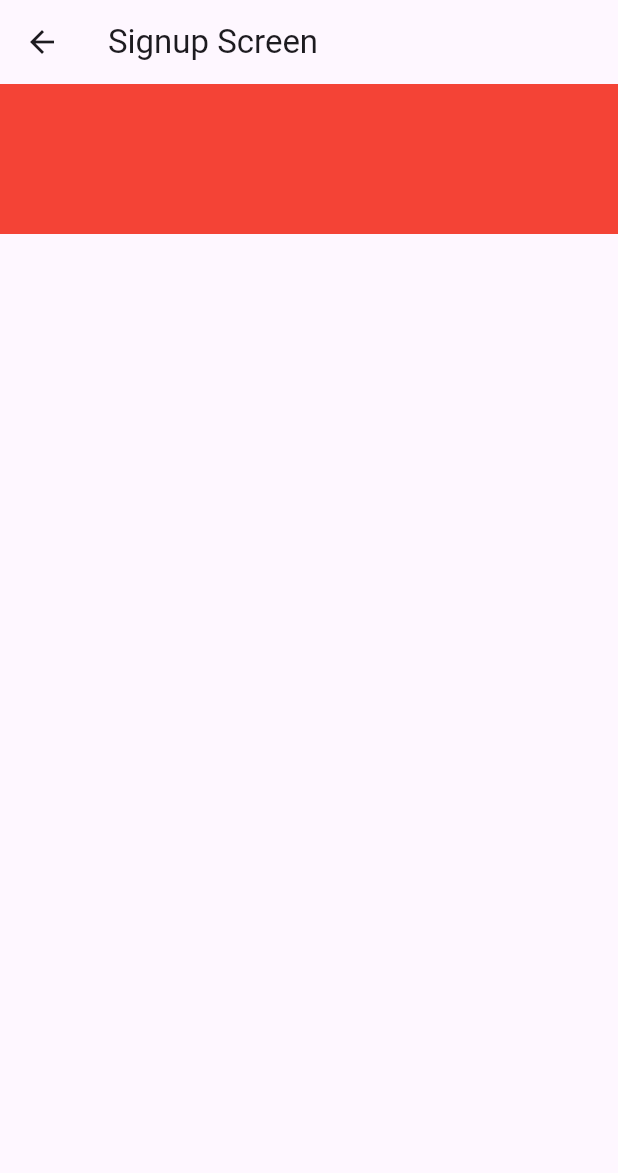
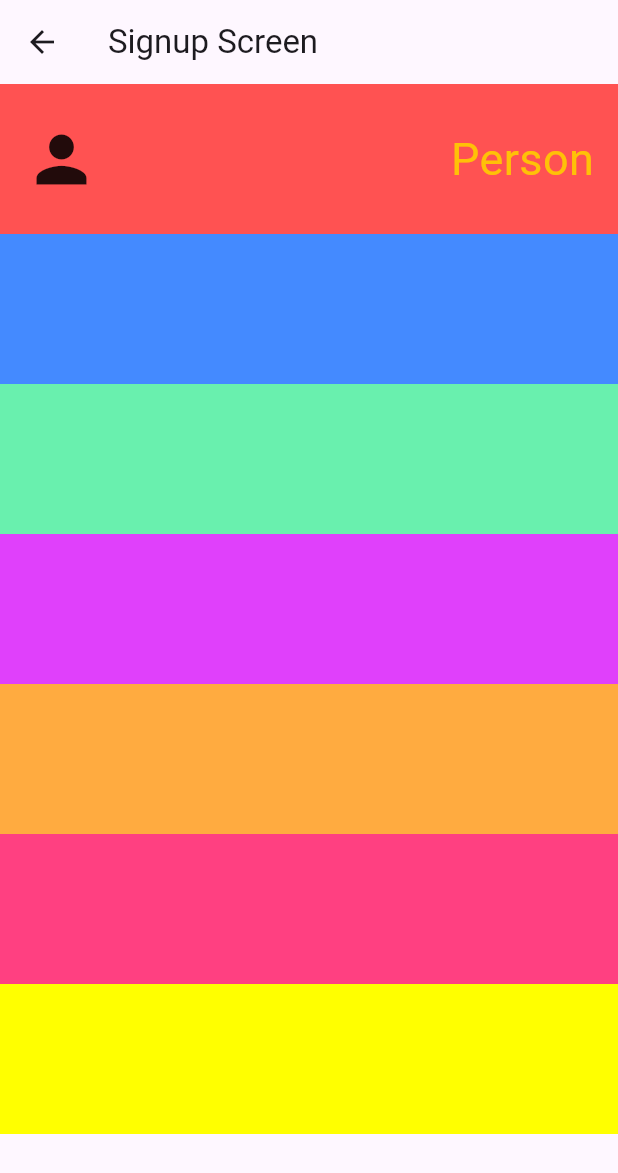
Before and after one commit to Syipmong/learning-flutter, a Flutter app: the SignupScreen screen opened by its route, on a phone screen of 412 x 824 dp. Shown: the top 1173 px of the screen. Run offline on Flutter 3.47's test engine with Material 3 defaults, Android fonts, the phone set to English and light mode, and no system bars.

Commit message:
Refactor signup screen layout and update colors and styles

```diff
--- a/lib/screens/signup_screen.dart
+++ b/lib/screens/signup_screen.dart
@@ -1,4 +1,3 @@
-
 import 'package:flutter/material.dart';
 
 class SignupScreen extends StatefulWidget {
@@ -13,13 +12,12 @@ class _SignupScreenState extends State<SignupScreen> {
   Widget build(BuildContext context) {
     return Scaffold(
       appBar: AppBar(
-        title: Text("Signup Screen"),
+        title: const Text("Signup Screen"),
       ),
       body: const ScreenBody(),
     );
   }
 }
-
 
 class ScreenBody extends StatelessWidget {
   const ScreenBody({super.key});
@@ -31,8 +29,49 @@ class ScreenBody extends StatelessWidget {
       children: [
         Container(
           height: 100,
-          color: Colors.red,
-        )
+          color: Colors.redAccent,
+          padding: const EdgeInsets.all(16),
+          child: const Row(
+            mainAxisAlignment: MainAxisAlignment.spaceBetween,
+            children: [
+              Icon(
+                Icons.person,
+                size: 50,
+              ),
+              Text(
+                "Person",
+                style: TextStyle(
+                  color: Colors.amber,
+                  fontSize: 30,
+                ),
+              ),
+            ],
+          ),
+        ),
+        Container(
+          height: 100,
+          color: Colors.blueAccent,
+        ),
+        Container(
+          height: 100,
+          color: Colors.greenAccent,
+        ),
+        Container(
+          height: 100,
+          color: Colors.purpleAccent,
+        ),
+        Container(
+          height: 100,
+          color: Colors.orangeAccent,
+        ),
+        Container(
+          height: 100,
+          color: Colors.pinkAccent,
+        ),
+        Container(
+          height: 100,
+          color: Colors.yellowAccent,
+        ),
       ],
     );
   }
```
